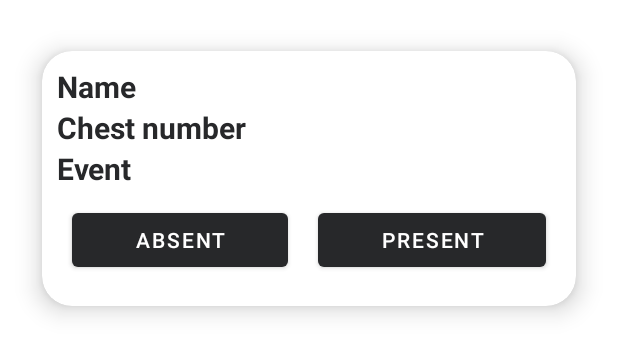
After one commit to Hariharan0007/Hsports, an Android app: the layout call_room_card_layout.xml on its own in the app's theme, with its tools: preview values and no code run, on a phone screen of 412 x 824 dp. The commit adds this screen. Shown: the top 355 px of the screen. Run offline under Robolectric (Android 15) with nearby library versions, the phone set to English and light mode, and no system bars.

Commit message:
db altered

```diff
--- a/app/src/main/java/com/example/hsports/DataEntry.java
+++ b/app/src/main/java/com/example/hsports/DataEntry.java
@@ -141,6 +141,7 @@ public class DataEntry extends AppCompatActivity {
                 if(validate_inputs(s_event_type,s_event_name,s_chest_no,s_player_name,s_gender,s_dob)){
                     database.child(org).child(organizer).child(event).child("EVENT LIST").child(s_gender).child(s_event_type).child(s_event_name).child(s_chest_no).child("NAME").setValue(s_player_name);
                     database.child(org).child(organizer).child(event).child("EVENT LIST").child(s_gender).child(s_event_type).child(s_event_name).child(s_chest_no).child("DOB").setValue(s_dob);
+                    database.child(org).child(organizer).child(event).child("EVENT LIST").child(s_gender).child(s_event_type).child(s_event_name).child(s_chest_no).child("STATUS").setValue("WAITING");
                     event_name.setText("");
                     chest_number.setText("");
                     player_name.setText("");
--- /dev/null
+++ b/app/src/main/res/layout/call_room_card_layout.xml
@@ -0,0 +1,146 @@
+<?xml version="1.0" encoding="utf-8"?>
+<androidx.cardview.widget.CardView xmlns:android="http://schemas.android.com/apk/res/android"
+    android:layout_width="match_parent"
+    android:layout_height="wrap_content"
+    xmlns:app="http://schemas.android.com/apk/res-auto"
+    app:cardElevation="10dp"
+    app:cardCornerRadius="20dp"
+    android:layout_margin="10dp"
+    app:cardBackgroundColor="@color/white"
+    app:cardMaxElevation="12dp"
+    app:cardPreventCornerOverlap="true"
+    app:cardUseCompatPadding="true">
+
+    <LinearLayout
+        android:layout_width="match_parent"
+        android:layout_height="match_parent"
+        android:orientation="vertical"
+        android:layout_margin="10dp">
+
+        <LinearLayout
+            android:layout_width="match_parent"
+            android:layout_height="match_parent"
+            android:orientation="horizontal">
+            <TextView
+                android:layout_width="match_parent"
+                android:layout_height="wrap_content"
+                android:layout_weight="1"
+                android:text="Name"
+                android:textStyle="bold"
+                android:textColor="@color/black"
+                android:textSize="20sp"
+                >
+            </TextView>
+            <TextView
+                android:id="@+id/card_booking_date"
+                android:layout_width="match_parent"
+                android:layout_height="wrap_content"
+                android:layout_weight="1"
+                android:textSize="20sp"
+                android:textColor="@color/black"
+                >
+            </TextView>
+        </LinearLayout>
+
+
+        <LinearLayout
+            android:layout_width="match_parent"
+            android:layout_height="match_parent"
+            android:orientation="horizontal">
+            <TextView
+                android:layout_width="match_parent"
+                android:layout_height="wrap_content"
+                android:layout_weight="1"
+                android:text="Chest number"
+                android:textStyle="bold"
+                android:textColor="@color/black"
+                android:textSize="20sp"
+                >
+            </TextView>
+            <TextView
+                android:id="@+id/card_booking_center"
+                android:layout_width="match_parent"
+                android:layout_height="wrap_content"
+                android:layout_weight="1"
+                android:textSize="20sp"
+                android:textColor="@color/black"
+                >
+            </TextView>
+        </LinearLayout>
+
+        <LinearLayout
+            android:layout_width="match_parent"
+            android:layout_height="match_parent"
+            android:orientation="horizontal">
+            <TextView
+                android:layout_width="match_parent"
+                android:layout_height="wrap_content"
+                android:layout_weight="1"
+                android:text="Event"
+                android:textStyle="bold"
+                android:textColor="@color/black"
+                android:textSize="20sp"
+                >
+            </TextView>
+            <TextView
+                android:id="@+id/card_booking_approval_status"
+                android:layout_width="match_parent"
+                android:layout_height="wrap_content"
+                android:layout_weight="1"
+                android:textSize="20sp"
+                android:textColor="@color/black"
+                >
+            </TextView>
+        </LinearLayout>
+
+        <LinearLayout
+            android:layout_width="match_parent"
+            android:layout_height="match_parent"
+            android:orientation="horizontal">
+
+            <Button
+                android:layout_weight="1"
+                android:id="@+id/call_room_absent"
+                android:layout_width="wrap_content"
+                android:layout_height="wrap_content"
+                android:layout_margin="10dp"
+                android:text="Absent"
+                android:textColor="@color/white"
+                />
+
+            <Button
+                android:layout_weight="1"
+                android:id="@+id/activity_score_save_and_next"
+                android:layout_width="wrap_content"
+                android:layout_height="wrap_content"
+                android:layout_margin="10dp"
+                android:text="Present"
+                android:textColor="@color/white"
+                />
+            <!--<TextView
+                android:layout_width="match_parent"
+                android:layout_height="wrap_content"
+                android:layout_weight="1"
+                android:text="Event"
+                android:textStyle="bold"
+                android:textColor="@color/black"
+                android:textSize="20sp"
+                >
+            </TextView>
+            <TextView
+                android:id="@+id/card_booking_approval_status"
+                android:layout_width="match_parent"
+                android:layout_height="wrap_content"
+                android:layout_weight="1"
+                android:textSize="20sp"
+                android:textColor="@color/black"
+                >
+            </TextView>-->
+        </LinearLayout>
+
+    </LinearLayout>
+
+
+
+
+</androidx.cardview.widget.CardView>
--- a/build.gradle
+++ b/build.gradle
@@ -4,6 +4,6 @@ buildscript {
     }
 }// Top-level build file where you can add configuration options common to all sub-projects/modules.
 plugins {
-    id 'com.android.application' version '7.4.0' apply false
-    id 'com.android.library' version '7.4.0' apply false
+    id 'com.android.application' version '7.4.2' apply false
+    id 'com.android.library' version '7.4.2' apply false
 }
```
Also changed, not shown: app/src/main/java/com/example/hsports/CallRoomAdapter.java (added, +66 -0 lines), app/src/main/java/com/example/hsports/CallRoomModel.java (added, +20 -0 lines), app/src/main/java/com/example/hsports/MainActivity.java (+47 -0 lines).
